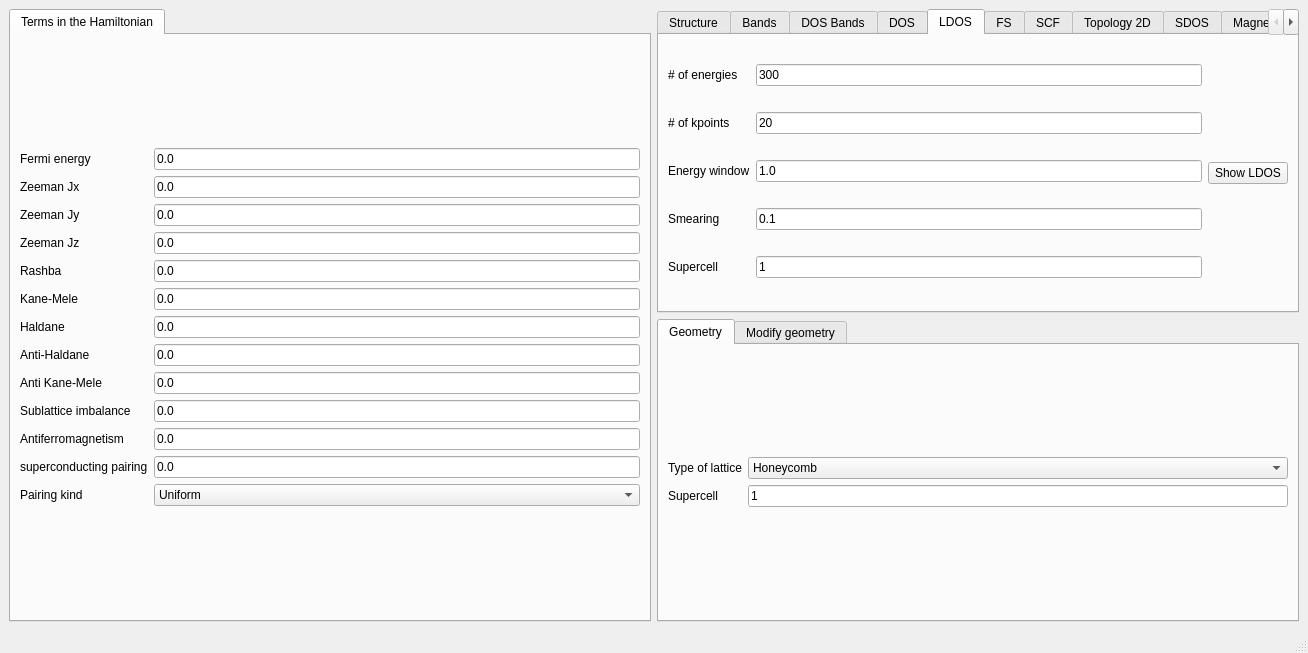
This is development/interface-pyqt/2d/interface.ui in joselado/quantum-honeycomp as Qt 5 draws it before an edit. The edited form follows.
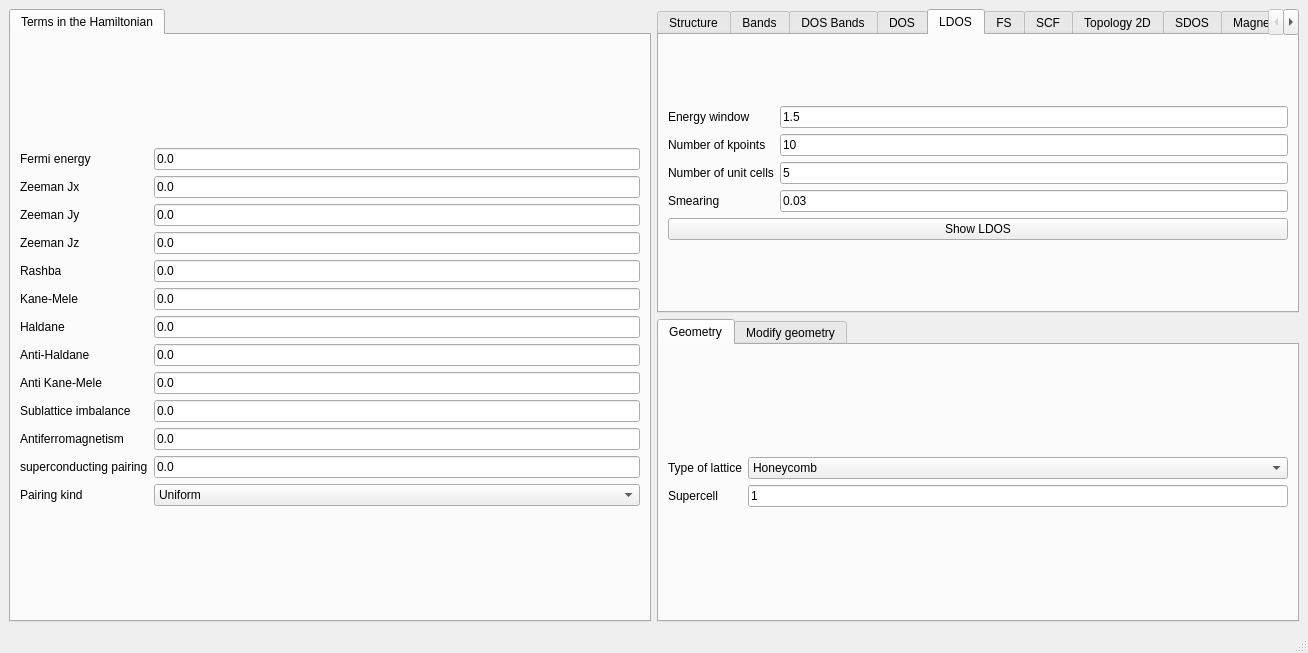
This is the edited form. The open tabs and pages were chosen to show the change.

```diff
--- a/development/interface-pyqt/2d/interface.ui
+++ b/development/interface-pyqt/2d/interface.ui
@@ -525,20 +525,13 @@
        <attribute name="title">
         <string>LDOS</string>
        </attribute>
-       <layout class="QHBoxLayout" name="horizontalLayout">
-        <item>
-         <layout class="QGridLayout" name="gridLayout_35">
-          <item row="0" column="1">
-           <widget class="QLineEdit" name="ne_ldos">
-            <property name="text">
-             <string>300</string>
-            </property>
-           </widget>
-          </item>
+       <layout class="QGridLayout" name="gridLayout_28">
+        <item row="0" column="0">
+         <layout class="QGridLayout" name="gridLayout_27">
           <item row="3" column="1">
            <widget class="QLineEdit" name="delta_ldos">
             <property name="text">
-             <string>0.1</string>
+             <string>0.03</string>
             </property>
            </widget>
           </item>
@@ -549,64 +542,66 @@
             </property>
            </widget>
           </item>
-          <item row="1" column="1">
-           <widget class="QLineEdit" name="nk_ldos">
-            <property name="text">
-             <string>20</string>
-            </property>
-           </widget>
-          </item>
           <item row="0" column="0">
            <widget class="QLabel" name="label_44">
             <property name="text">
-             <string># of energies</string>
+             <string>Energy window</string>
+            </property>
+           </widget>
+          </item>
+          <item row="1" column="1">
+           <widget class="QLineEdit" name="multildos_nk">
+            <property name="toolTip">
+             <string>Number of kpoints used</string>
+            </property>
+            <property name="text">
+             <string>10</string>
+            </property>
+           </widget>
+          </item>
+          <item row="4" column="0" colspan="2">
+           <widget class="QPushButton" name="show_multildos">
+            <property name="text">
+             <string>Show LDOS</string>
+            </property>
+           </widget>
+          </item>
+          <item row="0" column="1">
+           <widget class="QLineEdit" name="multildos_ewindow">
+            <property name="toolTip">
+             <string>Energy window</string>
+            </property>
+            <property name="text">
+             <string>1.5</string>
             </property>
            </widget>
           </item>
           <item row="1" column="0">
            <widget class="QLabel" name="label_45">
             <property name="text">
-             <string># of kpoints</string>
+             <string>Number of kpoints</string>
             </property>
            </widget>
           </item>
           <item row="2" column="0">
            <widget class="QLabel" name="label_46">
             <property name="text">
-             <string>Energy window</string>
+             <string>Number of unit cells</string>
             </property>
            </widget>
           </item>
           <item row="2" column="1">
-           <widget class="QLineEdit" name="window_ldos">
-            <property name="text">
-             <string>1.0</string>
+           <widget class="QLineEdit" name="multildos_nrep">
+            <property name="toolTip">
+             <string>Number of replicas of the unit cell to plot</string>
             </property>
-           </widget>
-          </item>
-          <item row="4" column="1">
-           <widget class="QLineEdit" name="nsuper_ldos">
             <property name="text">
-             <string>1</string>
-            </property>
-           </widget>
-          </item>
-          <item row="4" column="0">
-           <widget class="QLabel" name="label_47">
-            <property name="text">
-             <string>Supercell</string>
+             <string>5</string>
             </property>
            </widget>
           </item>
          </layout>
         </item>
-        <item>
-         <widget class="QPushButton" name="show_interactive_ldos">
-          <property name="text">
-           <string>Show LDOS</string>
-          </property>
-         </widget>
-        </item>
        </layout>
       </widget>
       <widget class="QWidget" name="tab_16">
```
Left out of the diff: 41 changed lines with no effect on the pictures.
